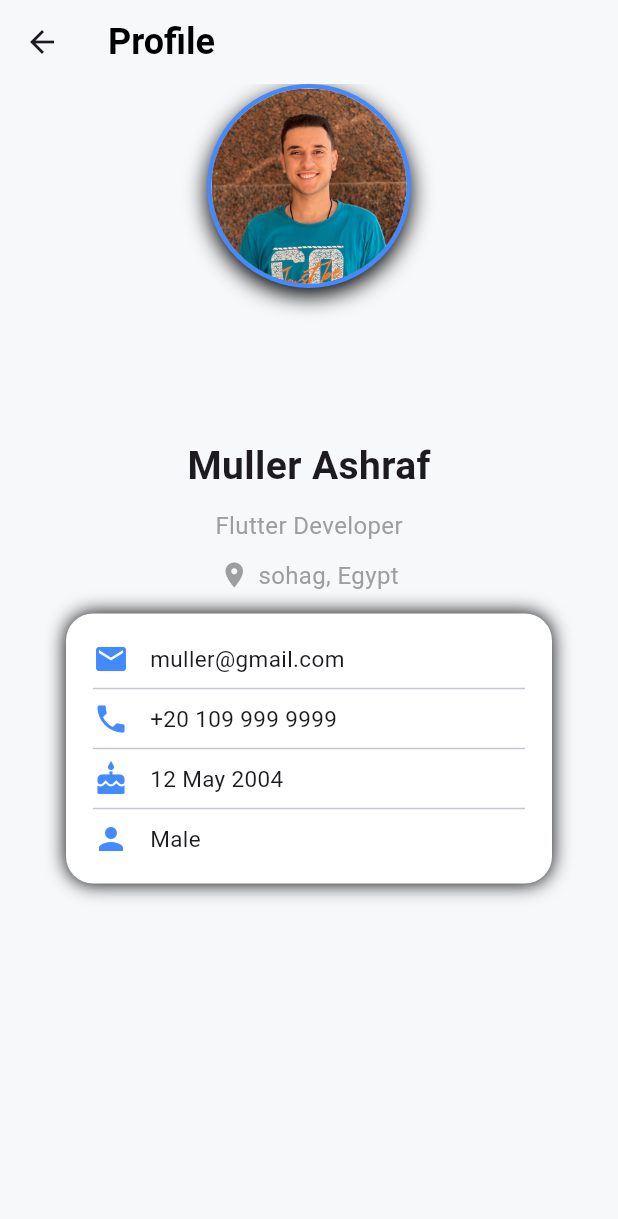
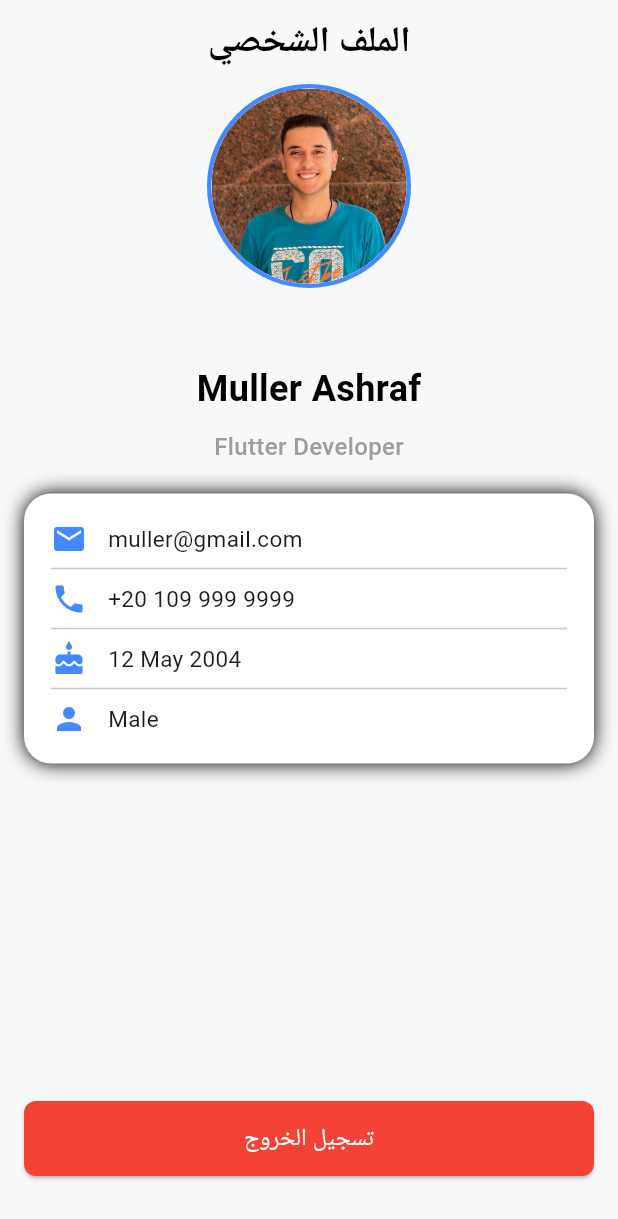
Before and after one commit to Makaruos-Emad/Login-System-UI, a Flutter app: the ProfileScreen screen opened directly, on a phone screen of 412 x 824 dp. Shown: the top 1219 px of the screen. Run offline on Flutter 3.47's test engine with Material 3 defaults, Android fonts, the light colour scheme and no system bars; our stand-ins replace google_fonts, pinput.

Commit message:
refactor navigation and update text styles across screens

```diff
--- a/lib/core/theme/app_text_style.dart
+++ b/lib/core/theme/app_text_style.dart
@@ -1,4 +1,5 @@
 import 'package:flutter/material.dart';
+import 'package:google_fonts/google_fonts.dart';
 
 class AppTextStyle {
   static const TextStyle bold24Black = TextStyle(
@@ -24,4 +25,11 @@
     fontSize: 16,
     fontWeight: FontWeight.w500,
   );
+
+  static final TextStyle bold32White = GoogleFonts.chewy(
+    color: Colors.white,
+    fontSize: 32,
+    fontWeight: FontWeight.bold,
+    letterSpacing: 2,
+  );
 }
--- a/lib/screens/profile_screen.dart
+++ b/lib/screens/profile_screen.dart
@@ -1,4 +1,7 @@
 import 'package:flutter/material.dart';
+import 'package:login_system/core/theme/app_text_style.dart';
+import 'package:login_system/core/widgets/custom_button.dart';
+import 'package:login_system/screens/login_screen.dart';
 
 class ProfileScreen extends StatelessWidget {
   const ProfileScreen({super.key});
@@ -6,72 +9,38 @@
   @override
   Widget build(BuildContext context) {
     return Scaffold(
-      appBar: AppBar(title: Text('Profile')),
+      appBar: AppBar(title: const Text('الملف الشخصي'), centerTitle: true),
       body: SafeArea(
         child: Center(
           child: Padding(
-            padding: const EdgeInsets.symmetric(horizontal: 24),
+            padding: const EdgeInsets.symmetric(horizontal: 16),
             child: Column(
               mainAxisAlignment: MainAxisAlignment.start,
               children: [
-                // Profile Image
                 Container(
                   decoration: BoxDecoration(
                     shape: BoxShape.circle,
                     border: Border.all(color: Colors.blueAccent, width: 3),
-                    boxShadow: [
-                      BoxShadow(
-                        color: Colors.black,
-                        blurRadius: 12,
-                        offset: const Offset(0, 5),
-                      ),
-                    ],
                   ),
                   child: const CircleAvatar(
                     radius: 65,
                     backgroundImage: AssetImage('assets/muller_ashraf.jpeg'),
                   ),
                 ),
-
-                const SizedBox(height: 100),
-
-                const Text(
-                  'Muller Ashraf',
-                  style: TextStyle(fontSize: 26, fontWeight: FontWeight.bold),
-                ),
-
+                const SizedBox(height: 50),
+                const Text('Muller Ashraf', style: AppTextStyle.bold24Black),
                 const SizedBox(height: 10),
                 const Text(
                   "Flutter Developer",
-                  style: TextStyle(fontSize: 16, color: Colors.grey),
+                  style: AppTextStyle.regular16Grey,
                 ),
-                const SizedBox(height: 10),
-
-                Row(
-                  mainAxisAlignment: MainAxisAlignment.center,
-                  children: const [
-                    Icon(Icons.location_on, color: Colors.grey, size: 20),
-                    SizedBox(width: 6),
-                    Text(
-                      'sohag, Egypt',
-                      style: TextStyle(fontSize: 16, color: Colors.grey),
-                    ),
-                  ],
-                ),
-
-                const SizedBox(height: 14),
-
-                // Phone
-                Padding(
-                  padding: const EdgeInsets.symmetric(horizontal: 20),
-                  child: Container(
+                const SizedBox(height: 20),
+                Container(
                   padding: const EdgeInsets.all(18),
                   decoration: BoxDecoration(
                     color: Colors.white,
                     borderRadius: BorderRadius.circular(18),
-                      boxShadow: [
-                        BoxShadow(color: Colors.black, blurRadius: 10),
-                      ],
+                    boxShadow: [BoxShadow(color: Colors.black, blurRadius: 10)],
                   ),
 
                   child: Column(
@@ -86,9 +55,21 @@
                     ],
                   ),
                 ),
+                const Spacer(),
+                CustomButton(
+                  text: "تسجيل الخروج",
+                  color: Colors.red,
+                  onPressed: () {
+                    Navigator.pushAndRemoveUntil(
+                      context,
+                      MaterialPageRoute(
+                        builder: (context) => const LoginScreen(),
                       ),
-
-                const SizedBox(height: 25),
+                      (route) => false,
+                    );
+                  },
+                ),
+                const SizedBox(height: 40),
               ],
             ),
           ),
```
Also changed, not shown: lib/screens/login_screen.dart (+7 -3 lines), lib/screens/new_password_screen.dart (+11 -1 lines), lib/screens/register_screen.dart (+10 -9 lines), lib/screens/start_page.dart (+12 -30 lines). Lines whose indentation alone changed are shown as unchanged.
